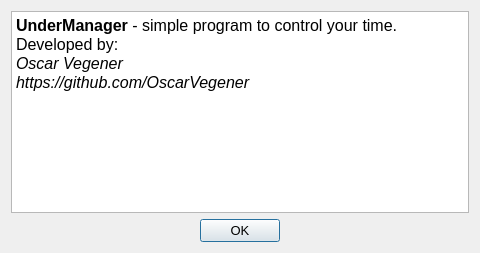
Old version of the form aboutdialog.ui in the repository OscarVegener/UnderManager.
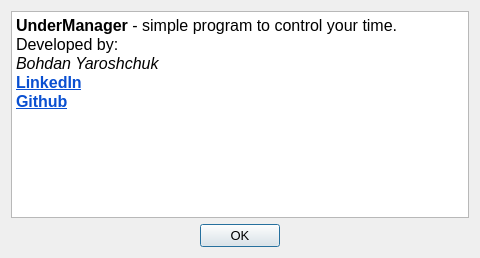
New version of the form. Icons and pictures are not drawn.

Commit message: Updated about window

```diff
--- a/aboutdialog.ui
+++ b/aboutdialog.ui
@@ -7,7 +7,7 @@
     <x>0</x>
     <y>0</y>
     <width>480</width>
-    <height>253</height>
+    <height>258</height>
    </rect>
   </property>
   <property name="sizePolicy">
@@ -29,29 +29,6 @@
     <normaloff>:/new/icons/undermanager.ico</normaloff>:/new/icons/undermanager.ico</iconset>
   </property>
   <layout class="QGridLayout" name="gridLayout">
-   <item row="0" column="0">
-    <widget class="QTextEdit" name="textEdit">
-     <property name="focusPolicy">
-      <enum>Qt::StrongFocus</enum>
-     </property>
-     <property name="undoRedoEnabled">
-      <bool>false</bool>
-     </property>
-     <property name="readOnly">
-      <bool>true</bool>
-     </property>
-     <property name="html">
-      <string>&lt;!DOCTYPE HTML PUBLIC &quot;-//W3C//DTD HTML 4.0//EN&quot; &quot;http://www.w3.org/TR/REC-html40/strict.dtd&quot;&gt;
-&lt;html&gt;&lt;head&gt;&lt;meta name=&quot;qrichtext&quot; content=&quot;1&quot; /&gt;&lt;style type=&quot;text/css&quot;&gt;
-p, li { white-space: pre-wrap; }
-&lt;/style&gt;&lt;/head&gt;&lt;body style=&quot; font-family:'MS Shell Dlg 2'; font-size:10pt; font-weight:400; font-style:normal;&quot;&gt;
-&lt;p align=&quot;justify&quot; style=&quot; margin-top:0px; margin-bottom:0px; margin-left:0px; margin-right:0px; -qt-block-indent:0; text-indent:0px;&quot;&gt;&lt;span style=&quot; font-size:12pt; font-weight:600;&quot;&gt;UnderManager &lt;/span&gt;&lt;span style=&quot; font-size:12pt;&quot;&gt;- simple program to control your time.&lt;/span&gt;&lt;/p&gt;
-&lt;p align=&quot;justify&quot; style=&quot; margin-top:0px; margin-bottom:0px; margin-left:0px; margin-right:0px; -qt-block-indent:0; text-indent:0px;&quot;&gt;&lt;span style=&quot; font-size:12pt;&quot;&gt;Developed by:&lt;/span&gt;&lt;/p&gt;
-&lt;p align=&quot;justify&quot; style=&quot; margin-top:0px; margin-bottom:0px; margin-left:0px; margin-right:0px; -qt-block-indent:0; text-indent:0px;&quot;&gt;&lt;span style=&quot; font-size:12pt; font-style:italic;&quot;&gt;Oscar Vegener&lt;/span&gt;&lt;/p&gt;
-&lt;p align=&quot;justify&quot; style=&quot; margin-top:0px; margin-bottom:0px; margin-left:0px; margin-right:0px; -qt-block-indent:0; text-indent:0px;&quot;&gt;&lt;span style=&quot; font-size:12pt; font-style:italic;&quot;&gt;https://github.com/OscarVegener&lt;/span&gt;&lt;/p&gt;&lt;/body&gt;&lt;/html&gt;</string>
-     </property>
-    </widget>
-   </item>
    <item row="1" column="0">
     <layout class="QHBoxLayout" name="horizontalLayout">
      <item>
@@ -100,6 +77,36 @@
      </item>
     </layout>
    </item>
+   <item row="0" column="0">
+    <widget class="QTextBrowser" name="textBrowser">
+     <property name="focusPolicy">
+      <enum>Qt::StrongFocus</enum>
+     </property>
+     <property name="undoRedoEnabled">
+      <bool>false</bool>
+     </property>
+     <property name="readOnly">
+      <bool>true</bool>
+     </property>
+     <property name="html">
+      <string>&lt;!DOCTYPE HTML PUBLIC &quot;-//W3C//DTD HTML 4.0//EN&quot; &quot;http://www.w3.org/TR/REC-html40/strict.dtd&quot;&gt;
+&lt;html&gt;&lt;head&gt;&lt;meta name=&quot;qrichtext&quot; content=&quot;1&quot; /&gt;&lt;meta charset=&quot;utf-8&quot; /&gt;&lt;style type=&quot;text/css&quot;&gt;
+p, li { white-space: pre-wrap; }
+&lt;/style&gt;&lt;/head&gt;&lt;body style=&quot; font-family:'.AppleSystemUIFont'; font-size:10pt; font-weight:400; font-style:normal;&quot;&gt;
+&lt;p align=&quot;justify&quot; style=&quot; margin-top:0px; margin-bottom:0px; margin-left:0px; margin-right:0px; -qt-block-indent:0; text-indent:0px;&quot;&gt;&lt;span style=&quot; font-family:'MS Shell Dlg 2'; font-size:12pt; font-weight:600;&quot;&gt;UnderManager &lt;/span&gt;&lt;span style=&quot; font-family:'MS Shell Dlg 2'; font-size:12pt;&quot;&gt;- simple program to control your time.&lt;/span&gt;&lt;/p&gt;
+&lt;p align=&quot;justify&quot; style=&quot; margin-top:0px; margin-bottom:0px; margin-left:0px; margin-right:0px; -qt-block-indent:0; text-indent:0px;&quot;&gt;&lt;span style=&quot; font-family:'MS Shell Dlg 2'; font-size:12pt;&quot;&gt;Developed by:&lt;/span&gt;&lt;/p&gt;
+&lt;p align=&quot;justify&quot; style=&quot; margin-top:0px; margin-bottom:0px; margin-left:0px; margin-right:0px; -qt-block-indent:0; text-indent:0px;&quot;&gt;&lt;span style=&quot; font-family:'MS Shell Dlg 2'; font-size:12pt; font-style:italic;&quot;&gt;Bohdan Yaroshchuk&lt;/span&gt;&lt;/p&gt;
+&lt;p align=&quot;justify&quot; style=&quot; margin-top:0px; margin-bottom:0px; margin-left:0px; margin-right:0px; -qt-block-indent:0; text-indent:0px;&quot;&gt;&lt;a href=&quot;https://www.linkedin.com/in/bohdan-yaroshchuk-4ab52a204/&quot;&gt;&lt;span style=&quot; font-size:12pt; font-weight:700; text-decoration: underline; color:#094fd1;&quot;&gt;LinkedIn&lt;/span&gt;&lt;/a&gt;&lt;/p&gt;
+&lt;p align=&quot;justify&quot; style=&quot; margin-top:0px; margin-bottom:0px; margin-left:0px; margin-right:0px; -qt-block-indent:0; text-indent:0px;&quot;&gt;&lt;a href=&quot;https://github.com/OscarVegener&quot;&gt;&lt;span style=&quot; font-size:12pt; font-weight:700; text-decoration: underline; color:#094fd1;&quot;&gt;Github&lt;/span&gt;&lt;/a&gt;&lt;/p&gt;&lt;/body&gt;&lt;/html&gt;</string>
+     </property>
+     <property name="textInteractionFlags">
+      <set>Qt::TextBrowserInteraction</set>
+     </property>
+     <property name="openExternalLinks">
+      <bool>true</bool>
+     </property>
+    </widget>
+   </item>
   </layout>
  </widget>
  <resources>
```
